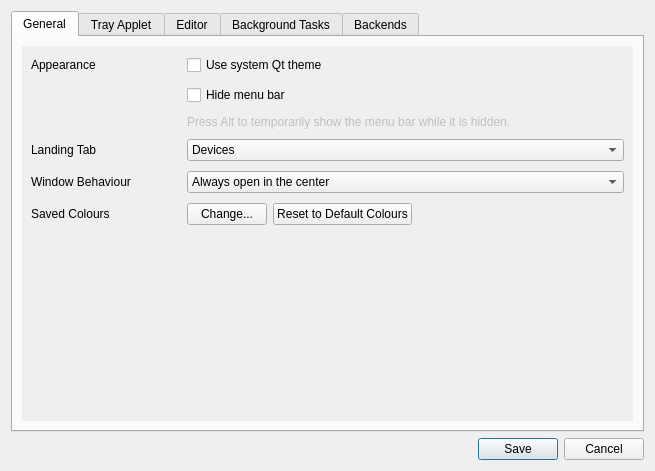
The window that data/qt/preferences.ui (polychromatic/polychromatic) describes before a commit, drawn with Qt 5.
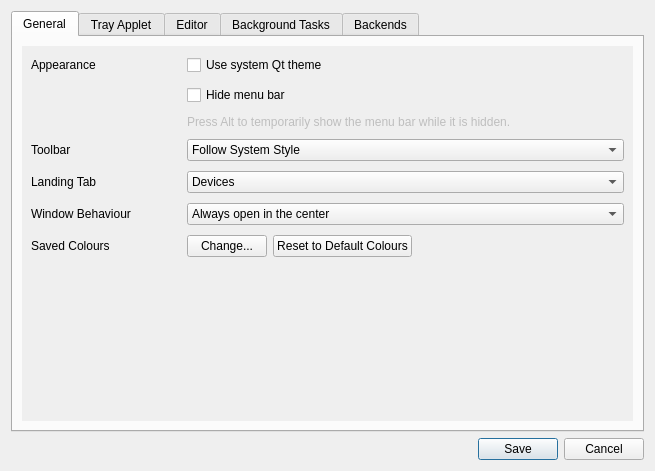
The same window after the commit. Icons and pictures are not drawn.

Commit message:
controller: Add toolbar position preference
By default, the Polychromatic theme will use 'text beside icons'.

```diff
--- a/data/qt/preferences.ui
+++ b/data/qt/preferences.ui
@@ -106,7 +106,7 @@
              </property>
             </widget>
            </item>
-           <item row="3" column="0">
+           <item row="4" column="0">
             <widget class="QLabel" name="LandingTabLabel">
              <property name="minimumSize">
               <size>
@@ -119,7 +119,7 @@
              </property>
             </widget>
            </item>
-           <item row="3" column="1">
+           <item row="4" column="1">
             <widget class="QComboBox" name="LandingTabCombo">
              <item>
               <property name="text">
@@ -159,7 +159,7 @@
              </item>
             </widget>
            </item>
-           <item row="4" column="0">
+           <item row="5" column="0">
             <widget class="QLabel" name="WindowBehaviourLabel">
              <property name="minimumSize">
               <size>
@@ -172,7 +172,7 @@
              </property>
             </widget>
            </item>
-           <item row="4" column="1">
+           <item row="5" column="1">
             <widget class="QComboBox" name="WindowBehaviourCombo">
              <property name="currentText">
               <string>Always open in the center</string>
@@ -194,7 +194,7 @@
              </item>
             </widget>
            </item>
-           <item row="6" column="0">
+           <item row="7" column="0">
             <widget class="QLabel" name="SavedColoursLabel">
              <property name="minimumSize">
               <size>
@@ -207,7 +207,7 @@
              </property>
             </widget>
            </item>
-           <item row="7" column="1">
+           <item row="8" column="1">
             <widget class="QWidget" name="AutoStartGroup" native="true">
              <layout class="QHBoxLayout" name="horizontalLayout_6">
               <property name="leftMargin">
@@ -225,7 +225,7 @@
              </layout>
             </widget>
            </item>
-           <item row="6" column="1">
+           <item row="7" column="1">
             <widget class="QWidget" name="SavedColoursGroup" native="true">
              <property name="minimumSize">
               <size>
@@ -284,6 +284,48 @@
              </layout>
             </widget>
            </item>
+           <item row="3" column="1">
+            <widget class="QComboBox" name="ToolbarStyle">
+             <item>
+              <property name="text">
+               <string>Follow System Style</string>
+              </property>
+             </item>
+             <item>
+              <property name="text">
+               <string>Icons Only</string>
+              </property>
+             </item>
+             <item>
+              <property name="text">
+               <string>Text Only</string>
+              </property>
+             </item>
+             <item>
+              <property name="text">
+               <string>Text Alongside Icons</string>
+              </property>
+             </item>
+             <item>
+              <property name="text">
+               <string>Text Under Icons</string>
+              </property>
+             </item>
+            </widget>
+           </item>
+           <item row="3" column="0">
+            <widget class="QLabel" name="ToolbarStyleLabel">
+             <property name="minimumSize">
+              <size>
+               <width>150</width>
+               <height>0</height>
+              </size>
+             </property>
+             <property name="text">
+              <string>Toolbar</string>
+             </property>
+            </widget>
+           </item>
           </layout>
          </widget>
         </widget>
```
The commit also changes 4 other files.
